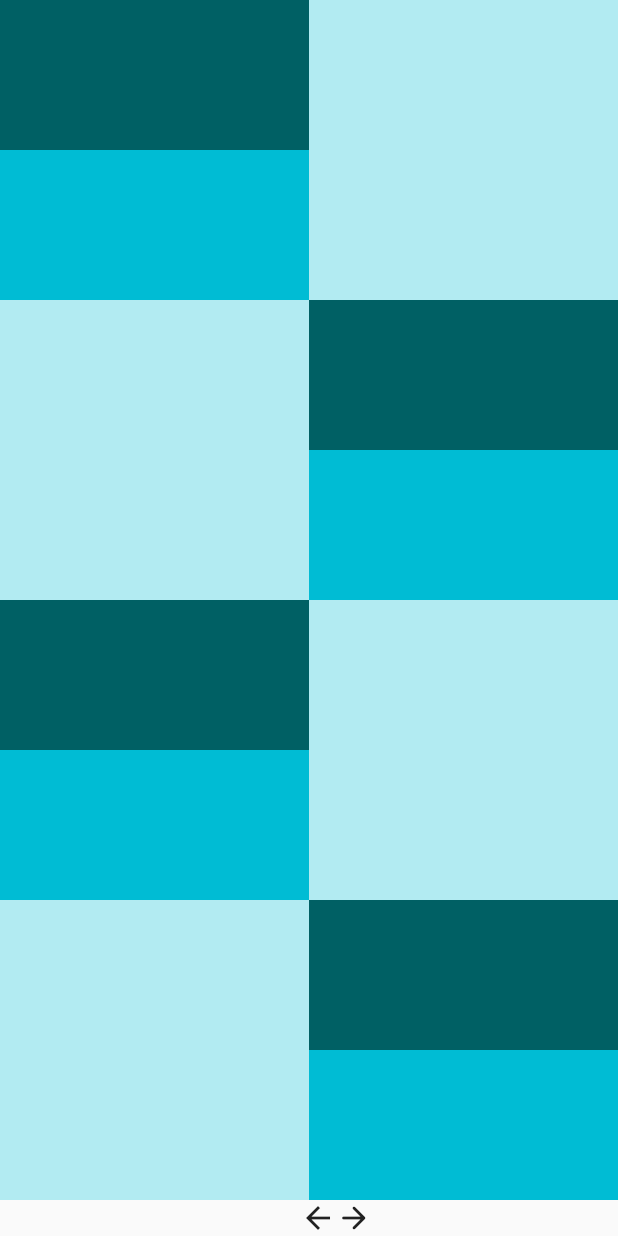
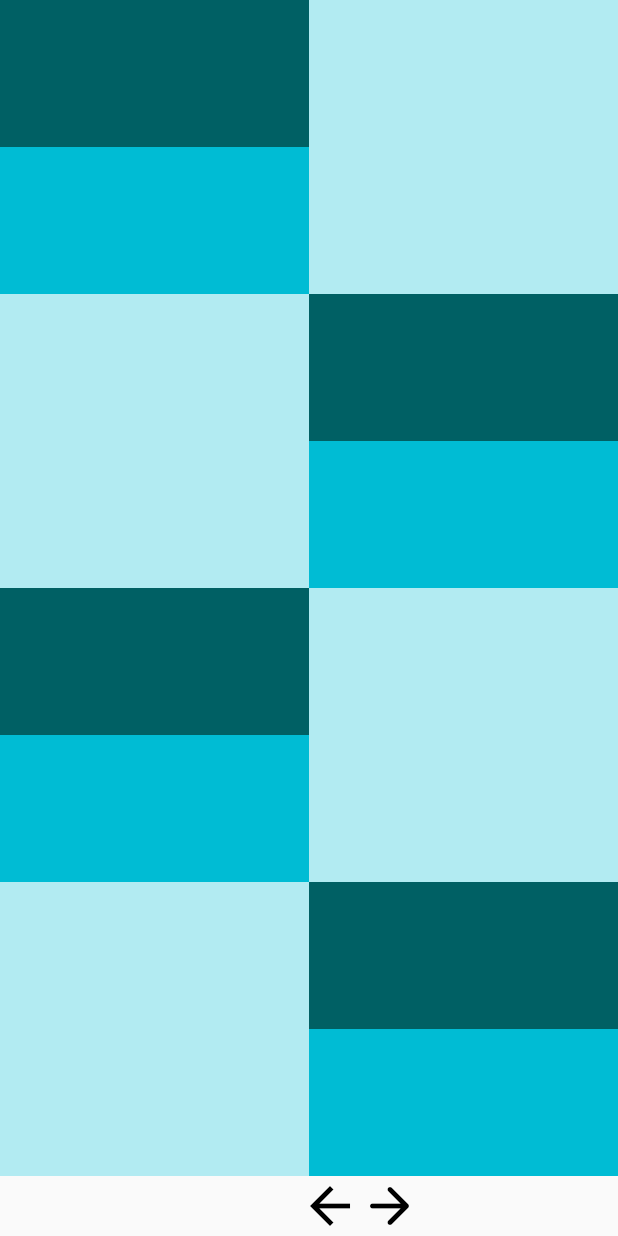
Before and after one commit to dharmishthamakwana/expanded, a Flutter app: the Page2 screen opened directly, on a phone screen of 412 x 824 dp. Run offline on Flutter 3.47's test engine with Material 2 defaults, Android fonts, the phone set to English and light mode, and no system bars; missing offline and left inert: untitled4; statements that could not run were skipped.

Commit message:
Update page2.dart

```diff
--- a/lib/page2.dart
+++ b/lib/page2.dart
@@ -166,7 +166,7 @@ class _Page2State extends State<Page2> {
                       });
                     },
                     child: Icon(
-                      Icons.arrow_back,
+                      Icons.arrow_back,color: Colors.black,size: 40,
                     ),
                   ),
                   InkWell(
@@ -175,7 +175,7 @@ class _Page2State extends State<Page2> {
                           Navigator.pushNamed(context, 'th');
                         });
                       },
-                      child: Icon(Icons.arrow_forward_rounded)),
+                      child: Icon(Icons.arrow_forward_rounded,size: 40,color: Colors.black,)),
                 ],
               ),
             ),
```
